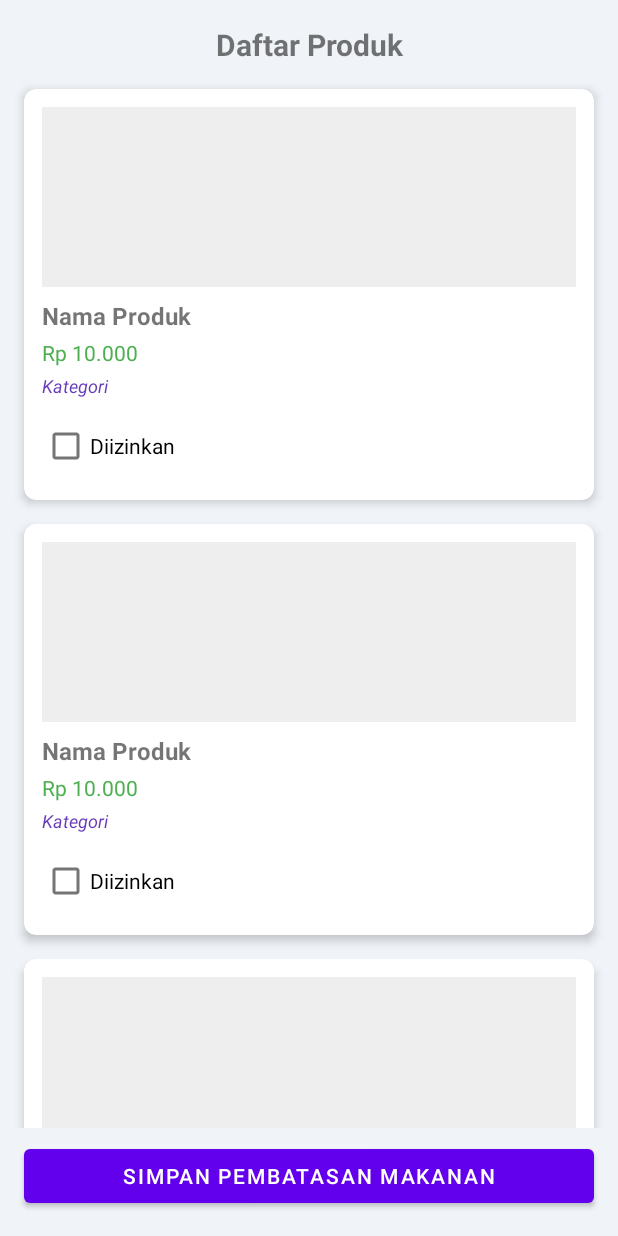
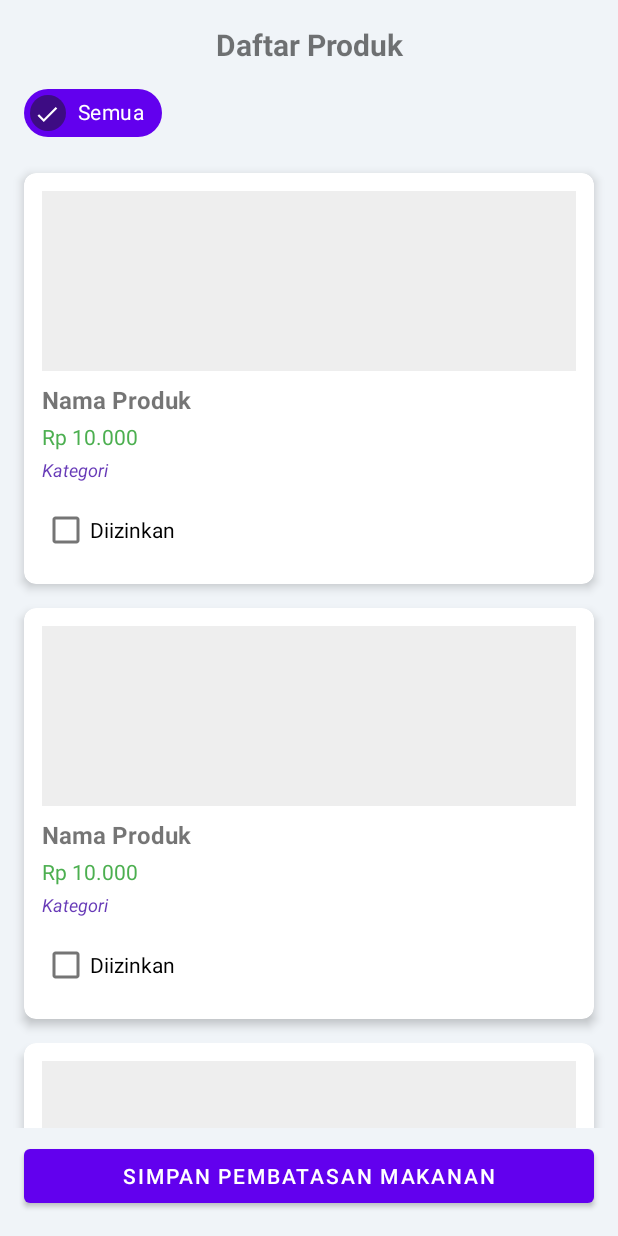
Before and after one commit to FrankStein31/Smart-Kantin---Android, an Android app: the layout fragment_product.xml on its own in the app's theme, with its tools: preview values and no code run, on a phone screen of 412 x 824 dp. Run offline under Robolectric (Android 15) with nearby library versions, the phone set to English and light mode, and no system bars; network calls fail.

```diff
--- /dev/null
+++ b/app/src/main/res/color/chip_background_color.xml
@@ -0,0 +1,5 @@
+<?xml version="1.0" encoding="utf-8"?>
+<selector xmlns:android="http://schemas.android.com/apk/res/android">
+    <item android:color="@color/chip_background_selected" android:state_checked="true"/>
+    <item android:color="@color/chip_background_unselected" android:state_checked="false"/>
+</selector>
--- /dev/null
+++ b/app/src/main/res/color/chip_text_color.xml
@@ -0,0 +1,5 @@
+<?xml version="1.0" encoding="utf-8"?>
+<selector xmlns:android="http://schemas.android.com/apk/res/android">
+    <item android:color="@color/chip_text_selected" android:state_checked="true"/>
+    <item android:color="@color/chip_text_unselected" android:state_checked="false"/>
+</selector>
--- a/app/src/main/res/layout/fragment_product.xml
+++ b/app/src/main/res/layout/fragment_product.xml
@@ -21,6 +21,35 @@
         android:textStyle="bold"
         app:layout_constraintTop_toTopOf="parent" />
 
+    <HorizontalScrollView
+        android:id="@+id/scroll_categories"
+        android:layout_width="match_parent"
+        android:layout_height="wrap_content"
+        android:layout_marginTop="8dp"
+        android:scrollbars="none"
+        app:layout_constraintTop_toBottomOf="@id/text_product_title">
+
+        <com.google.android.material.chip.ChipGroup
+            android:id="@+id/chip_group_categories"
+            android:layout_width="wrap_content"
+            android:layout_height="wrap_content"
+            android:layout_marginStart="16dp"
+            android:layout_marginEnd="16dp"
+            app:singleSelection="true">
+
+            <com.google.android.material.chip.Chip
+                android:id="@+id/chip_all"
+                android:layout_width="wrap_content"
+                android:layout_height="wrap_content"
+                android:text="Semua"
+                app:chipBackgroundColor="@color/chip_background_color"
+                android:textColor="@color/chip_text_color"
+                android:checkable="true"
+                android:checked="true" />
+
+        </com.google.android.material.chip.ChipGroup>
+    </HorizontalScrollView>
+
     <androidx.recyclerview.widget.RecyclerView
         android:id="@+id/rv_products"
         android:layout_width="match_parent"
@@ -30,7 +59,7 @@
         android:layout_marginEnd="8dp"
         android:layout_marginBottom="8dp"
         tools:listitem="@layout/item_product"
-        app:layout_constraintTop_toBottomOf="@id/text_product_title"
+        app:layout_constraintTop_toBottomOf="@id/scroll_categories"
         app:layout_constraintBottom_toTopOf="@id/btn_save_restrictions"/>
 
     <Button
--- a/app/src/main/res/values/colors.xml
+++ b/app/src/main/res/values/colors.xml
@@ -10,4 +10,10 @@
     <color name="green">#4CAF50</color>
     <color name="orange">#FF9800</color>
     <color name="red">#FF0000</color>
+
+    <!-- Warna untuk Chip -->
+    <color name="chip_background_selected">#FF6200EE</color>
+    <color name="chip_text_selected">#FFFFFF</color>
+    <color name="chip_background_unselected">#F0F0F0</color>
+    <color name="chip_text_unselected">#757575</color>
 </resources>
```
Also changed, not shown: app/src/main/java/com/android/simkanti/ui/product/ProductFragment.kt (+88 -0 lines).
